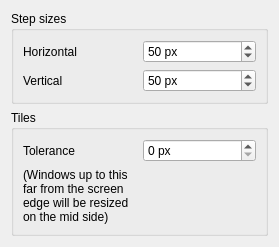
Before: the Qt Designer form step-resize/contents/ui/config.ui in nclarius/KWin-window-positioning-scripts, drawn with Qt 5.
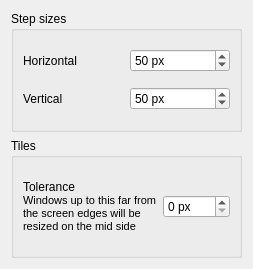
After: the same form once the commit is applied.

The edit to the form file:
```diff
--- a/step-resize/contents/ui/config.ui
+++ b/step-resize/contents/ui/config.ui
@@ -6,8 +6,8 @@
    <rect>
     <x>0</x>
     <y>0</y>
-    <width>279</width>
-    <height>202</height>
+    <width>253</width>
+    <height>269</height>
    </rect>
   </property>
   <property name="windowTitle">
@@ -69,13 +69,6 @@
       <string>Tiles</string>
      </property>
      <layout class="QGridLayout" name="gridLayout_2">
-      <item row="0" column="0">
-       <widget class="QLabel" name="tolerance">
-        <property name="text">
-         <string>Tolerance</string>
-        </property>
-       </widget>
-      </item>
        <item row="0" column="1">
         <widget class="QSpinBox" name="kcfg_tolerance">
          <property name="suffix">
@@ -86,10 +79,13 @@
          </property>
         </widget>
        </item>
-      <item row="1" column="0">
-       <widget class="QLabel" name="toleranceInfo">
+      <item row="0" column="0">
+       <widget class="QLabel" name="tolerance">
         <property name="text">
-         <string>&lt;html&gt;&lt;head/&gt;&lt;body&gt;(Windows up to this  &lt;br/&gt;far from the screen &lt;br/&gt;edge will be resized &lt;br/&gt;on the mid side)&lt;/body&gt;&lt;/html&gt;</string>
+         <string>&lt;html&gt;&lt;head/&gt;&lt;body&gt;&lt;p&gt;Tolerance&lt;br/&gt;&lt;span style=&quot; font-size:8pt;&quot;&gt;Windows up to this far from the screen edges will be resized on the mid side&lt;/span&gt;&lt;/p&gt;&lt;/body&gt;&lt;/html&gt;</string>
+        </property>
+        <property name="wordWrap">
+         <bool>true</bool>
         </property>
        </widget>
       </item>
```
Left out of the diff: 2 changed lines with no effect on the pictures. Lines whose indentation alone changed are shown as unchanged.
